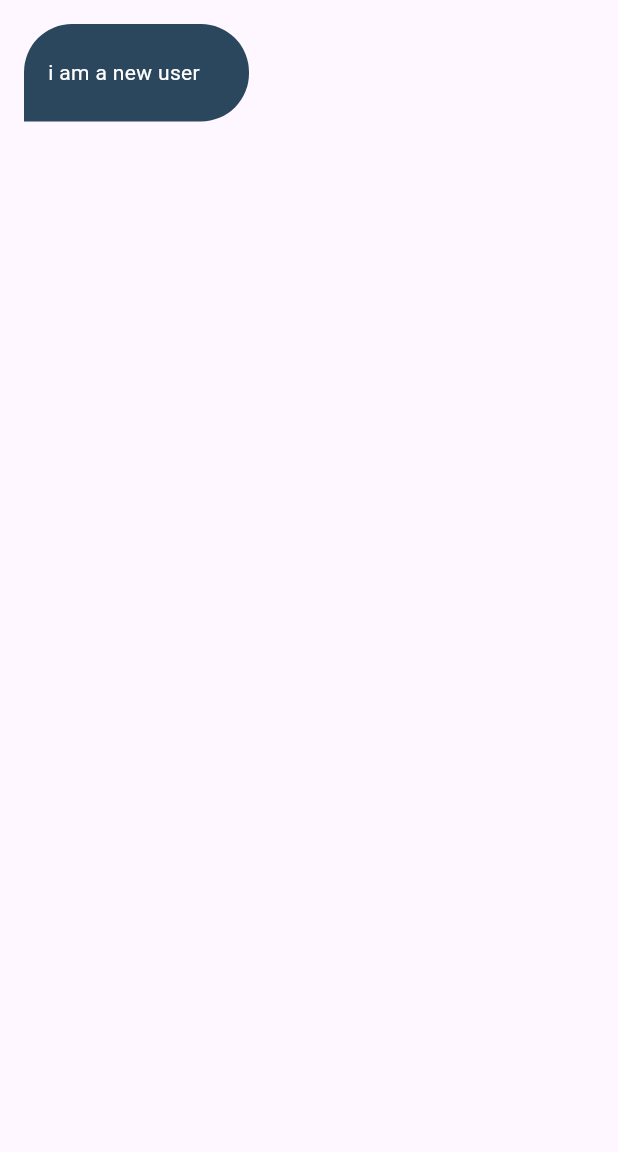
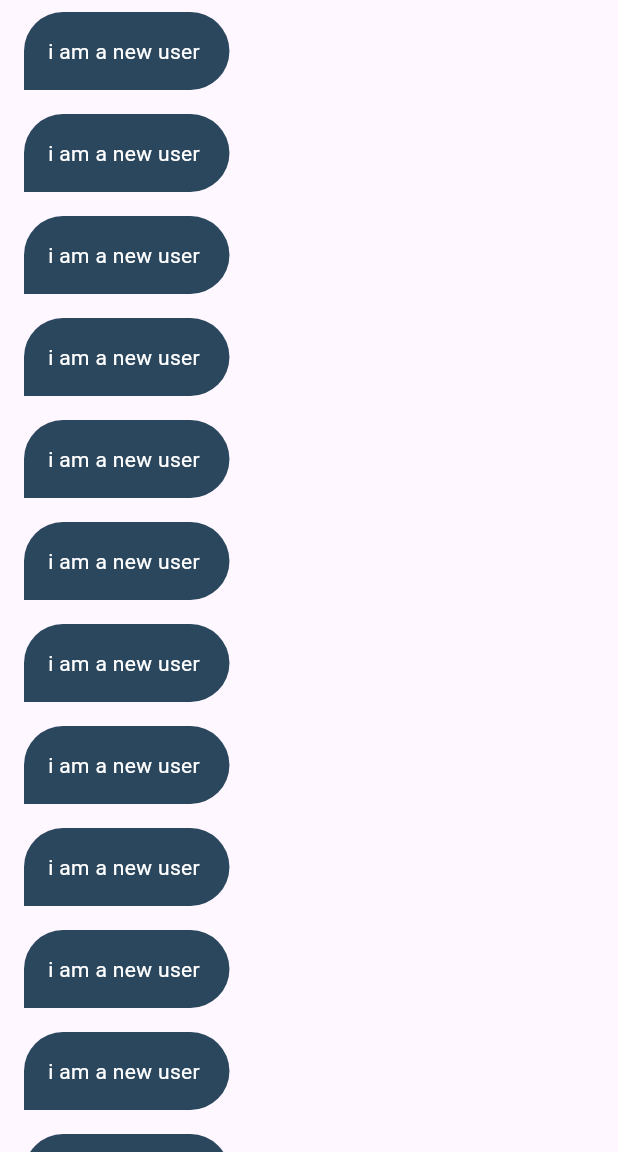
Before and after one commit to hapashy/chat_app, a Flutter app: the ChatPage screen opened by its route, on a phone screen of 412 x 824 dp, the part 84-1236 px from its top. Run offline on Flutter 3.47's test engine with Material 3 defaults, Android fonts, the phone set to English and light mode, and no system bars; our stand-ins replace firebase_auth, firebase_core, modal_progress_hud_nsn; accounts and stored records are empty.

Commit message:
finsh chat buble widget

```diff
--- a/lib/pages/chat_page.dart
+++ b/lib/pages/chat_page.dart
@@ -1,5 +1,5 @@
 import 'package:chat_app/constants.dart';
-import 'package:chat_app/widgets/chat_bable.dart';
+import 'package:chat_app/widgets/chat_buble.dart';
 import 'package:flutter/material.dart';
 
 class ChatPage extends StatelessWidget {
@@ -26,7 +26,9 @@ class ChatPage extends StatelessWidget {
         ),
         centerTitle: true,
       ),
-      body: ChatBuble(),
+      body: ListView.builder(itemBuilder: (context, index) {
+        return ChatBuble();
+      }),
     );
   }
 }
--- a/lib/widgets/chat_bable.dart
+++ /dev/null
@@ -1,31 +0,0 @@
-
-import 'package:chat_app/constants.dart';
-import 'package:flutter/material.dart';
-
-class ChatBuble extends StatelessWidget {
-  const ChatBuble({
-    super.key,
-  });
-
-  @override
-  Widget build(BuildContext context) {
-    return Container(
-      margin: EdgeInsets.all(16),
-      height: 65,
-      width: 150,
-      alignment: Alignment.centerLeft,
-      padding: EdgeInsets.all(16),
-      decoration: BoxDecoration(
-          color: kPrimaryColor,
-          borderRadius: BorderRadius.only(
-            topLeft: Radius.circular(32),
-            topRight: Radius.circular(32),
-            bottomRight: Radius.circular(32),
-          )),
-      child: Text(
-        'i am a new user',
-        style: TextStyle(color: Colors.white),
-      ),
-    );
-  }
-}
--- /dev/null
+++ b/lib/widgets/chat_buble.dart
@@ -0,0 +1,30 @@
+import 'package:chat_app/constants.dart';
+import 'package:flutter/material.dart';
+
+class ChatBuble extends StatelessWidget {
+  const ChatBuble({
+    super.key,
+  });
+
+  @override
+  Widget build(BuildContext context) {
+    return Align(
+      alignment: Alignment.centerLeft,
+      child: Container(
+        margin: EdgeInsets.symmetric(horizontal: 16, vertical: 8),
+        padding: EdgeInsets.all(16),
+        decoration: BoxDecoration(
+            color: kPrimaryColor,
+            borderRadius: BorderRadius.only(
+              topLeft: Radius.circular(32),
+              topRight: Radius.circular(32),
+              bottomRight: Radius.circular(32),
+            )),
+        child: Text(
+          'i am a new user ',
+          style: TextStyle(color: Colors.white),
+        ),
+      ),
+    );
+  }
+}
```
